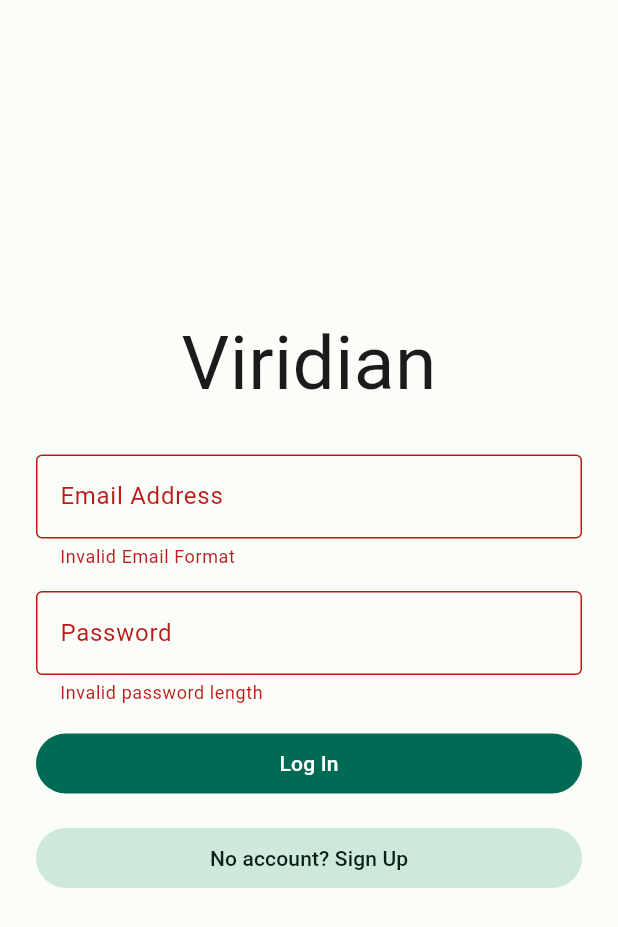
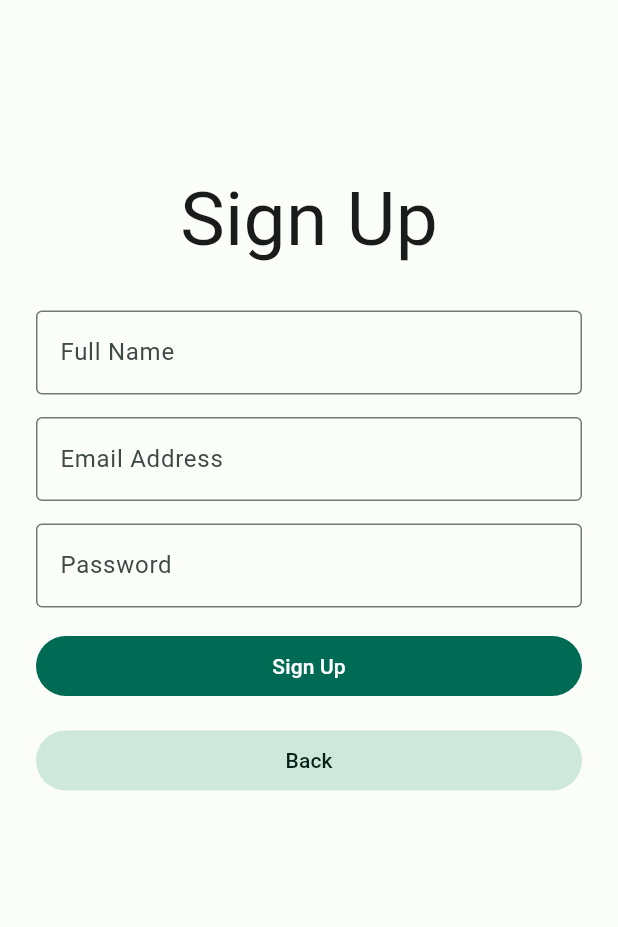
Before and after one commit to conrad-mo/viridian, a Flutter app: the screen it shows after launch, after a tap on "No account? Sign Up", on a phone screen of 412 x 824 dp. Shown: the top 927 px of the screen. Run offline on Flutter 3.47's test engine with Material 2 defaults, Android fonts, the phone set to English and light mode, and no system bars; our stand-ins replace firebase_core, shared_preferences; accounts and stored records are empty.

Commit message:
More UI changes (signup screen) and consistency changes

```diff
--- a/lib/main.dart
+++ b/lib/main.dart
@@ -45,7 +45,7 @@ class _MyAppState extends State<MyApp> {
       darkTheme: ThemeData(
           useMaterial3: true, colorScheme: colorscheme.darkColorScheme),
       themeMode: ThemeMode.system,
-      home: _isLoggedIn ? HomeScreen() : LoginScreen(),
+      home: _isLoggedIn ? const HomeScreen() : const LoginScreen(),
     );
   }
 }
--- a/lib/states/homescreen.dart
+++ b/lib/states/homescreen.dart
@@ -10,8 +10,8 @@ class HomeScreen extends StatefulWidget {
 class _HomeScreenState extends State<HomeScreen> {
   @override
   Widget build(BuildContext context) {
-    return Scaffold(
-      body: Center(child: Text("Home")),
+    return const Scaffold(
+      body: Center(child: Text('Home')),
     );
   }
 }
--- a/lib/states/loginscreen.dart
+++ b/lib/states/loginscreen.dart
@@ -1,4 +1,5 @@
-import "package:flutter/material.dart";
+import 'package:flutter/material.dart';
+import 'package:viridian/states/signupscreen.dart';
 
 class LoginScreen extends StatefulWidget {
   const LoginScreen({super.key});
@@ -9,9 +10,9 @@ class LoginScreen extends StatefulWidget {
 
 class _LoginScreenState extends State<LoginScreen> {
   final _formKey = GlobalKey<FormState>();
-  String email = "";
-  String password = "";
-  bool _isLoading = false;
+  String email = '';
+  String password = '';
+  //final bool _isLoading = false;
   @override
   Widget build(BuildContext context) {
     return Scaffold(
@@ -26,7 +27,7 @@ class _LoginScreenState extends State<LoginScreen> {
               mainAxisAlignment: MainAxisAlignment.center,
               children: <Widget>[
                 const Text(
-                  "Viridian",
+                  'Viridian',
                   style: TextStyle(fontSize: 50),
                 ),
                 const SizedBox(
@@ -61,7 +62,7 @@ class _LoginScreenState extends State<LoginScreen> {
                   },
                   validator: (val) {
                     if (val!.length < 6) {
-                      return "Invalid password length";
+                      return 'Invalid password length';
                     } else {
                       return null;
                     }
@@ -81,7 +82,12 @@ class _LoginScreenState extends State<LoginScreen> {
                 SizedBox(
                   width: double.infinity,
                   child: FilledButton.tonal(
-                    onPressed: login,
+                    onPressed: () => {
+                      Navigator.pushReplacement(
+                          context,
+                          MaterialPageRoute(
+                              builder: (context) => const SignupScreen())),
+                    },
                     child: const Text('No account? Sign Up'),
                   ),
                 ),
--- /dev/null
+++ b/lib/states/signupscreen.dart
@@ -0,0 +1,129 @@
+import 'package:flutter/material.dart';
+import 'package:viridian/states/loginscreen.dart';
+
+class SignupScreen extends StatefulWidget {
+  const SignupScreen({super.key});
+
+  @override
+  State<SignupScreen> createState() => _SignupScreenState();
+}
+
+class _SignupScreenState extends State<SignupScreen> {
+  final _formKey = GlobalKey<FormState>();
+  String email = '';
+  String password = '';
+  String fullname = '';
+  @override
+  Widget build(BuildContext context) {
+    return Scaffold(
+      //resizeToAvoidBottomInset: false,
+      body: Padding(
+        padding: const EdgeInsets.fromLTRB(24, 10, 24, 32),
+        child: SafeArea(
+          child: Form(
+            key: _formKey,
+            child: SingleChildScrollView(
+              child: Column(
+                crossAxisAlignment: CrossAxisAlignment.center,
+                mainAxisAlignment: MainAxisAlignment.center,
+                children: <Widget>[
+                  const SizedBox(
+                    height: 100,
+                  ),
+                  const Text(
+                    'Sign Up',
+                    style: TextStyle(fontSize: 50),
+                  ),
+                  const SizedBox(
+                    height: 25,
+                  ),
+                  TextFormField(
+                    decoration: const InputDecoration(
+                        border: OutlineInputBorder(), labelText: 'Full Name'),
+                    onChanged: (val) {
+                      setState(() {
+                        fullname = val;
+                      });
+                    },
+                    validator: (val) {
+                      if (val!.isEmpty) {
+                        return 'Name cannot be empty';
+                      } else {
+                        return null;
+                      }
+                    },
+                  ),
+                  const SizedBox(
+                    height: 15,
+                  ),
+                  TextFormField(
+                      decoration: const InputDecoration(
+                          border: OutlineInputBorder(),
+                          labelText: 'Email Address'),
+                      onChanged: (val) {
+                        setState(() {
+                          email = val;
+                        });
+                      },
+                      validator: (val) {
+                        return RegExp(r'^[^@\s]+@[^@\s]+\.[^@\s]+$')
+                                .hasMatch(val!)
+                            ? null
+                            : 'Invalid Email Format';
+                      }),
+                  const SizedBox(
+                    height: 15,
+                  ),
+                  TextFormField(
+                    obscureText: true,
+                    decoration: const InputDecoration(
+                        border: OutlineInputBorder(), labelText: 'Password'),
+                    onChanged: (val) {
+                      setState(() {
+                        password = val;
+                      });
+                    },
+                    validator: (val) {
+                      if (val!.length < 6) {
+                        return 'Invalid password length';
+                      } else {
+                        return null;
+                      }
+                    },
+                  ),
+                  const SizedBox(
+                    height: 15,
+                  ),
+                  SizedBox(
+                    width: double.infinity,
+                    child: FilledButton(
+                        onPressed: signup, child: const Text('Sign Up')),
+                  ),
+                  const SizedBox(
+                    height: 15,
+                  ),
+                  SizedBox(
+                    width: double.infinity,
+                    child: FilledButton.tonal(
+                      onPressed: () => {
+                        Navigator.pushReplacement(
+                            context,
+                            MaterialPageRoute(
+                                builder: (context) => const LoginScreen())),
+                      },
+                      child: const Text('Back'),
+                    ),
+                  ),
+                ],
+              ),
+            ),
+          ),
+        ),
+      ),
+    );
+  }
+
+  signup() async {
+    if (_formKey.currentState!.validate()) {}
+  }
+}
--- a/lib/userclass.dart
+++ b/lib/userclass.dart
@@ -1,9 +1,9 @@
 import 'package:shared_preferences/shared_preferences.dart';
 
 class UserClass {
-  static String userToken = "USERTOKEN";
-  static String userNameKey = "USERNAMEKEY";
-  static String userEmailKey = "USEREMAILKEY";
+  static String userToken = 'USERTOKEN';
+  static String userNameKey = 'USERNAMEKEY';
+  static String userEmailKey = 'USEREMAILKEY';
 
   static Future<bool?> getUserStatus() async {
     SharedPreferences sf = await SharedPreferences.getInstance();
```
